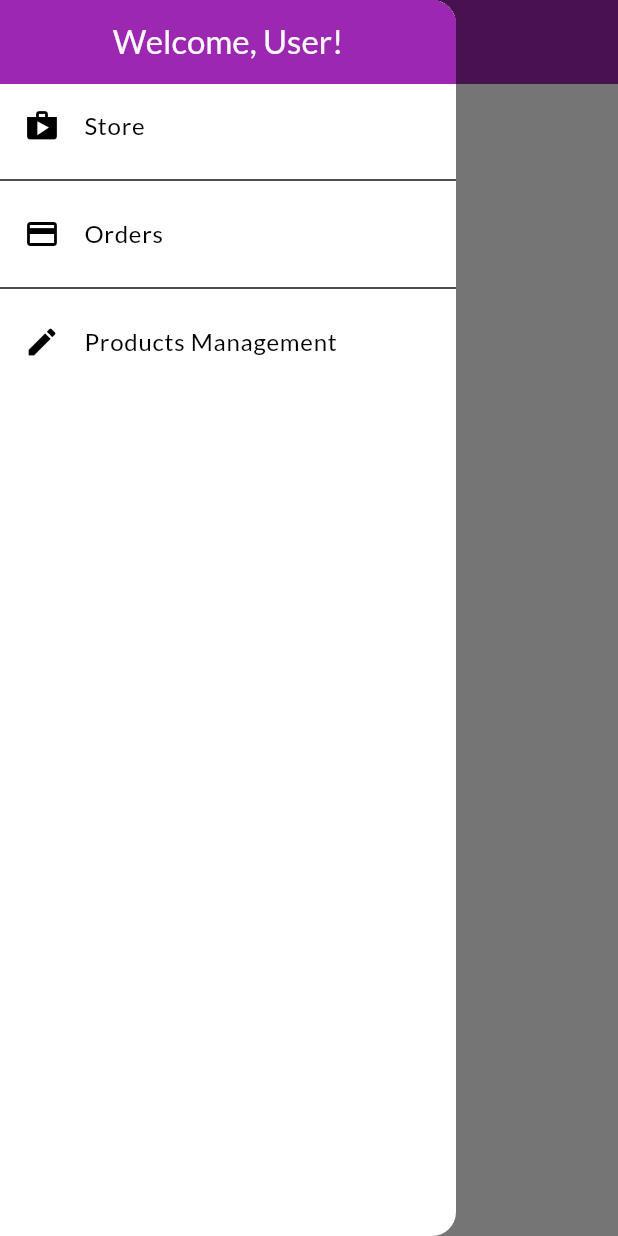
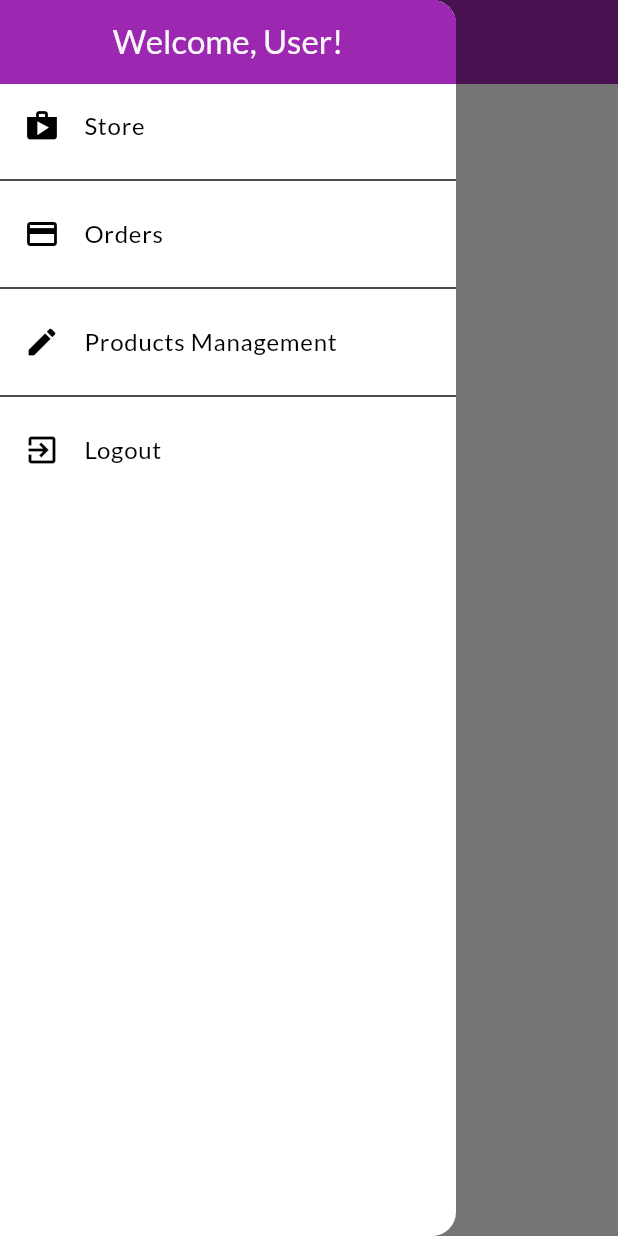
Before and after one commit to EnricoGollner/ShopApp, a Flutter app: the OrdersScreen screen opened by its route, in the side drawer, after a tap on "Store", on a phone screen of 412 x 824 dp. Run offline on Flutter 3.47's test engine with Material 3 defaults, Android fonts, the phone set to English and light mode, and no system bars; our stand-ins replace flutter_dotenv; network calls fail.

```diff
--- a/lib/core/components/app_drawer.dart
+++ b/lib/core/components/app_drawer.dart
@@ -1,4 +1,6 @@
 import 'package:flutter/material.dart';
+import 'package:provider/provider.dart';
+import 'package:shop/authentication/viewModels/auth_view_model.dart';
 import 'package:shop/core/utils/app_routes.dart';
 
 class AppDrawer extends StatelessWidget {
@@ -16,7 +18,7 @@ class AppDrawer extends StatelessWidget {
           ListTile(
             leading: const Icon(Icons.shop),
             title: const Text('Store'),
-            onTap: () => Navigator.pushReplacementNamed(context, AppRoutes.SPLASHSCREEN),
+            onTap: () => Navigator.pushReplacementNamed(context, AppRoutes.AUTH_OR_HOME),
           ),
           const Divider(),
           ListTile(
@@ -30,6 +32,15 @@ class AppDrawer extends StatelessWidget {
             title: const Text('Products Management'),
             onTap: () => Navigator.pushReplacementNamed(context, AppRoutes.PRODUCTS_MANAGEMENT),
           ),
+          const Divider(),
+          ListTile(
+            leading: const Icon(Icons.exit_to_app),
+            title: const Text('Logout'),
+            onTap: () {
+              Provider.of<AuthViewModel>(context, listen: false).logout();
+              Navigator.pushReplacementNamed(context, AppRoutes.AUTH_OR_HOME);
+            },
+          ),
         ],
       ),
     );
--- a/lib/core/utils/app_routes.dart
+++ b/lib/core/utils/app_routes.dart
@@ -1,7 +1,7 @@
 // ignore_for_file: constant_identifier_names
 
 class AppRoutes {
-  static const SPLASHSCREEN = '/';
+  static const AUTH_OR_HOME = '/';
   static const AUTHENTICATION = '/authentication';
   static const PRODUCT_DETAIL = '/product-detail';
   static const CART = '/cart';
--- a/lib/orders/viewModel/order_view_model.dart
+++ b/lib/orders/viewModel/order_view_model.dart
@@ -9,6 +9,7 @@ import 'package:shop/service/store_service.dart';
 
 class OrderViewModel with ChangeNotifier {
   final String _token;
+  final String _userId;
   List<Order> _orders = [];
   final StoreService _httpService = StoreService();
 
@@ -17,16 +18,17 @@ class OrderViewModel with ChangeNotifier {
 
   int get itemsCount => _orders.length;
 
-  OrderViewModel(this._token, this._orders);
+  OrderViewModel([this._token = '', this._userId = '', this._orders = const []]);
 
   Future<void> loadOrders() async {
-    // _orders.clear();
     List<Order> orders = [];
 
-    final Response response = await _httpService.get(uri: 'orders.json?auth=$_token');
+    final Response response = await _httpService.get(uri: 'orders/$_userId.json?auth=$_token');
 
-    if (response.body == 'null' || response.statusCode >= 400) {
+    if (response.statusCode >= 400) {
       throw HTTPException(statusCode: response.statusCode, message: 'Error getting orders!');
+    } else if (response.body == 'null' ) {
+      throw HTTPException(message: 'No orders registered yet!', statusCode: 200);
     }
 
     jsonDecode(response.body).forEach((id, order) {
@@ -39,7 +41,7 @@ class OrderViewModel with ChangeNotifier {
 
   Future<void> addOrder(CartViewModel newCart) async {
     final Response response = await _httpService.post(
-        uriPath: 'orders.json?auth=$_token',
+        uriPath: 'orders/$_userId.json?auth=$_token',
         bodyJson: jsonEncode({
           'total': newCart.totalAmount,
           'date': date.toIso8601String(),
--- a/lib/orders/views/orders_screen.dart
+++ b/lib/orders/views/orders_screen.dart
@@ -19,8 +19,7 @@ class OrdersScreen extends StatelessWidget {
         future: Provider.of<OrderViewModel>(context, listen: false).loadOrders().catchError((error) {
           showDialog(
             context: context,
-            builder: (context) => CustomAlertDialog(
-                title: 'Error ocurred', contentText: 'Error: $error'),
+            builder: (context) => CustomAlertDialog(title: 'Error ocurred', contentText: 'Error: $error'),
           );
         }),
         builder: (context, snapshot) {
--- a/lib/service/istore_service.dart
+++ b/lib/service/istore_service.dart
@@ -3,6 +3,7 @@ import 'package:http/http.dart';
 abstract class IStoreService  {
   Future<Response> get({required String uri});
   Future<Response> post({required String uriPath, required String bodyJson});
+  Future<Response> put({required String uri, required String bodyJson});
   Future<Response> patch({required String uri, required String bodyJson,});
   Future<Response> delete({required String uri});
 }
--- a/lib/store/views/components/product_grid_item_card.dart
+++ b/lib/store/views/components/product_grid_item_card.dart
@@ -11,6 +11,7 @@ class ProductGridItemCard extends StatelessWidget {
 
   @override
   Widget build(BuildContext context) {
+    final AuthViewModel authProvider = Provider.of<AuthViewModel>(context, listen: false);
     final Product productProvider = Provider.of<Product>(context);
     final CartViewModel cartProvider = Provider.of<CartViewModel>(context, listen: false);
 
@@ -26,7 +27,7 @@ class ProductGridItemCard extends StatelessWidget {
                 color: Theme.of(context).colorScheme.secondary,
               ),
               onPressed: () async {
-                await product.toggleFavorite(Provider.of<AuthViewModel>(context, listen: false).token ?? '').catchError((error) {
+                await product.toggleFavorite(authProvider.token ?? '', authProvider.userId ?? '').catchError((error) {
                   showSnackBar(
                     context,
                     BoxSnackBar.error(message: error.toString()),
```
Also changed, not shown: lib/authentication/viewModels/auth_view_model.dart (+14 -6 lines), lib/authentication/views/components/authentication_form.dart (+6 -6 lines), lib/main.dart (+5 -4 lines), lib/service/store_service.dart (+15 -3 lines), lib/store/models/product.dart (+16 -12 lines), lib/store/viewModel/product_view_model.dart (+16 -10 lines), 2 other files.
